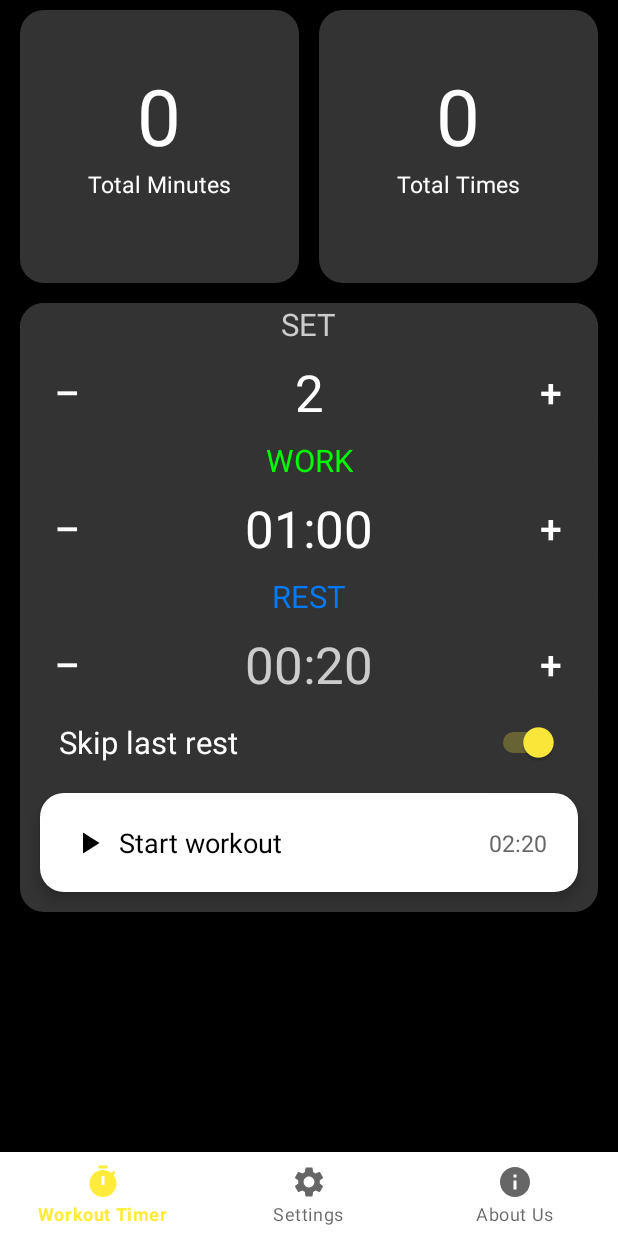
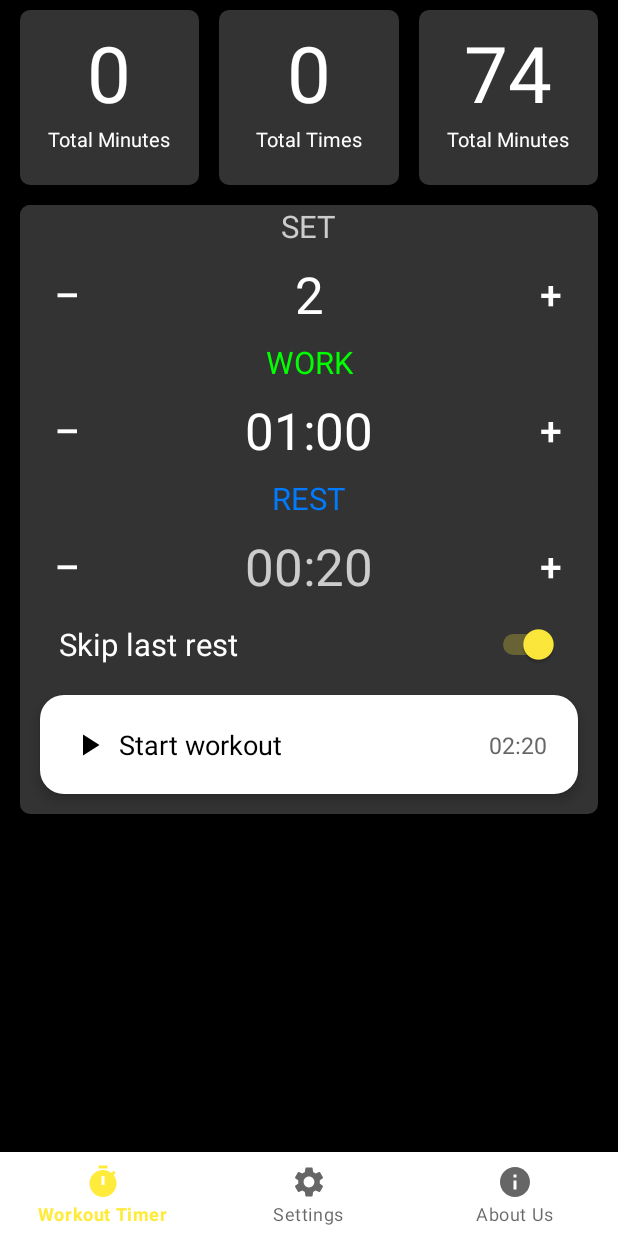
Before and after one commit to AmirNorouzpour/WorkoutTimer, an Android app: the screen it shows after launch (MainActivity), on a phone screen of 412 x 824 dp. Run offline under Robolectric (Android 15) with nearby library versions, the phone set to English and light mode, and no system bars; our stand-ins replace navigation-ui, sdp/ssp sizes.

Commit message:
fix main menu

```diff
--- a/app/src/main/java/com/timer/workouttimer/ui/home/HomeFragment.java
+++ b/app/src/main/java/com/timer/workouttimer/ui/home/HomeFragment.java
@@ -115,7 +115,7 @@ public class HomeFragment extends Fragment {
         });
 
         restDecrement.setOnClickListener(v -> {
-            if (restTime > 5) {
+            if (restTime >= 5) {
                 restTime -= 5;
                 restTimer.setText(formatTime(restTime));
                 SetTotal();
--- a/app/src/main/res/drawable/background_rounded.xml
+++ b/app/src/main/res/drawable/background_rounded.xml
@@ -1,5 +1,5 @@
 <!-- res/drawable/background_rounded.xml -->
 <shape xmlns:android="http://schemas.android.com/apk/res/android">
     <solid android:color="#333333" />
-    <corners android:radius="16dp" />
+    <corners android:radius="@dimen/_5sdp" />
 </shape>
--- a/app/src/main/res/layout/fragment_home.xml
+++ b/app/src/main/res/layout/fragment_home.xml
@@ -22,14 +22,14 @@
 
             <LinearLayout
                 android:layout_width="match_parent"
-                android:layout_height="@dimen/_150sdp"
+                android:layout_height="@dimen/_100sdp"
                 android:orientation="horizontal">
 
                 <androidx.gridlayout.widget.GridLayout
                     android:id="@+id/box_container"
                     android:layout_width="match_parent"
                     android:layout_height="match_parent"
-                    app:columnCount="2"
+                    app:columnCount="3"
                     app:rowCount="1">
 
 
@@ -44,18 +44,11 @@
 
 
                         <TextView
-                            android:layout_width="match_parent"
-                            android:layout_height="wrap_content"
-                            android:text=""
-                            android:textAlignment="center"
-                            android:textColor="#fff"
-                            android:textSize="@dimen/_20sdp" />
-
-                        <TextView
                             android:id="@+id/tvMins"
                             android:layout_width="match_parent"
                             android:layout_height="wrap_content"
-                            android:text=""
+                            android:text="55"
+                            android:paddingTop="@dimen/_5sdp"
                             android:textAlignment="center"
                             android:textColor="#fff"
                             android:textSize="@dimen/_40sdp" />
@@ -66,7 +59,7 @@
                             android:text="Total Minutes"
                             android:textAlignment="center"
                             android:textColor="#fff"
-                            android:textSize="@dimen/_12sdp" />
+                            android:textSize="@dimen/_10sdp" />
 
                     </LinearLayout>
 
@@ -80,18 +73,11 @@
                         app:layout_rowWeight="1">
 
                         <TextView
-                            android:layout_width="match_parent"
-                            android:layout_height="wrap_content"
-                            android:text=""
-                            android:textAlignment="center"
-                            android:textColor="#fff"
-                            android:textSize="@dimen/_20sdp" />
-
-                        <TextView
                             android:id="@+id/tvTimes"
                             android:layout_width="match_parent"
                             android:layout_height="wrap_content"
-                            android:text=""
+                            android:text="17"
+                            android:paddingTop="@dimen/_5sdp"
                             android:textAlignment="center"
                             android:textColor="#fff"
                             android:textSize="@dimen/_40sdp" />
@@ -102,7 +88,37 @@
                             android:text="Total Times"
                             android:textAlignment="center"
                             android:textColor="#fff"
-                            android:textSize="@dimen/_12sdp" />
+                            android:textSize="@dimen/_10sdp" />
+
+                    </LinearLayout>
+
+                    <LinearLayout
+                        android:layout_width="0dp"
+                        android:layout_height="0dp"
+                        android:layout_margin="@dimen/_5sdp"
+                        android:background="@drawable/background_rounded"
+                        android:orientation="vertical"
+                        app:layout_columnWeight="1"
+                        app:layout_rowWeight="1">
+
+
+                        <TextView
+                            android:id="@+id/tv1Mins"
+                            android:layout_width="match_parent"
+                            android:layout_height="wrap_content"
+                            android:text="74"
+                            android:paddingTop="@dimen/_5sdp"
+                            android:textAlignment="center"
+                            android:textColor="#fff"
+                            android:textSize="@dimen/_40sdp" />
+
+                        <TextView
+                            android:layout_width="match_parent"
+                            android:layout_height="wrap_content"
+                            android:text="Total Minutes"
+                            android:textAlignment="center"
+                            android:textColor="#fff"
+                            android:textSize="@dimen/_10sdp" />
 
                     </LinearLayout>
 
--- a/app/src/main/res/values/colors.xml
+++ b/app/src/main/res/values/colors.xml
@@ -12,4 +12,5 @@
     <color name="gray">#737373</color>
     <color name="green">#4CAF50</color>
     <color name="yellow">#FFEB3B</color>
+    <color name="main">#000957</color>
 </resources>
```
